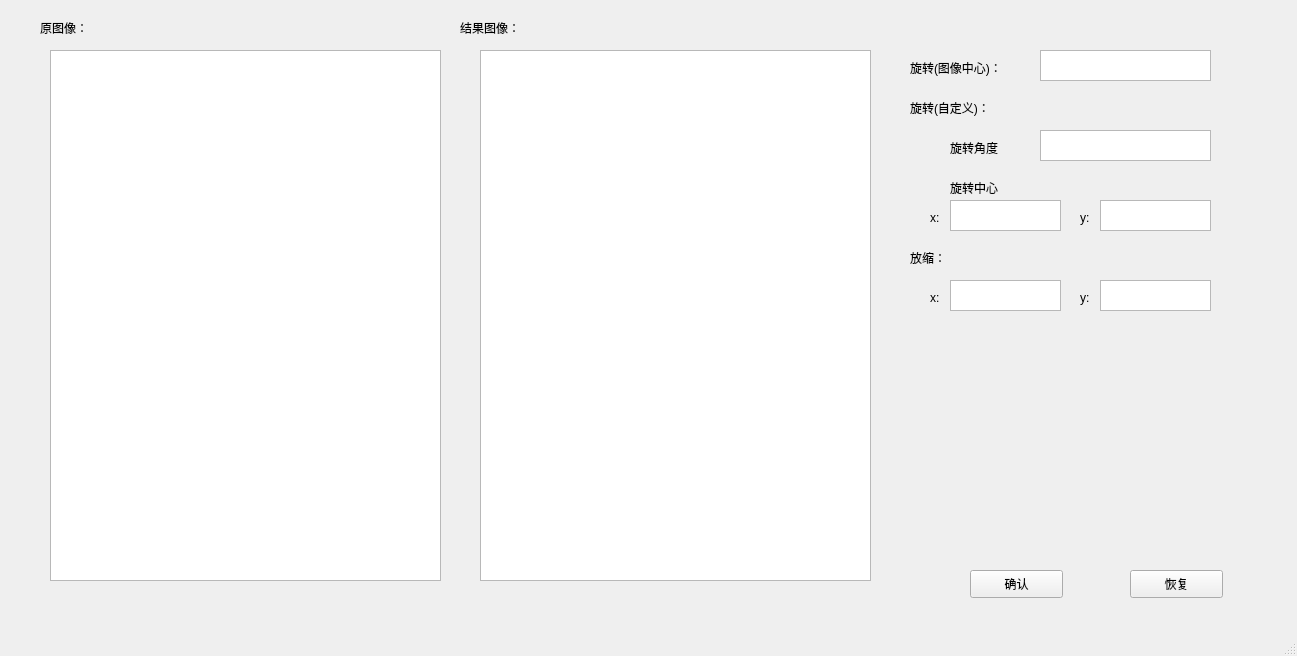
Before: the Qt Designer form imageprocessor/show_img.ui in Briareu/digital_pic_process, drawn with Qt 5.
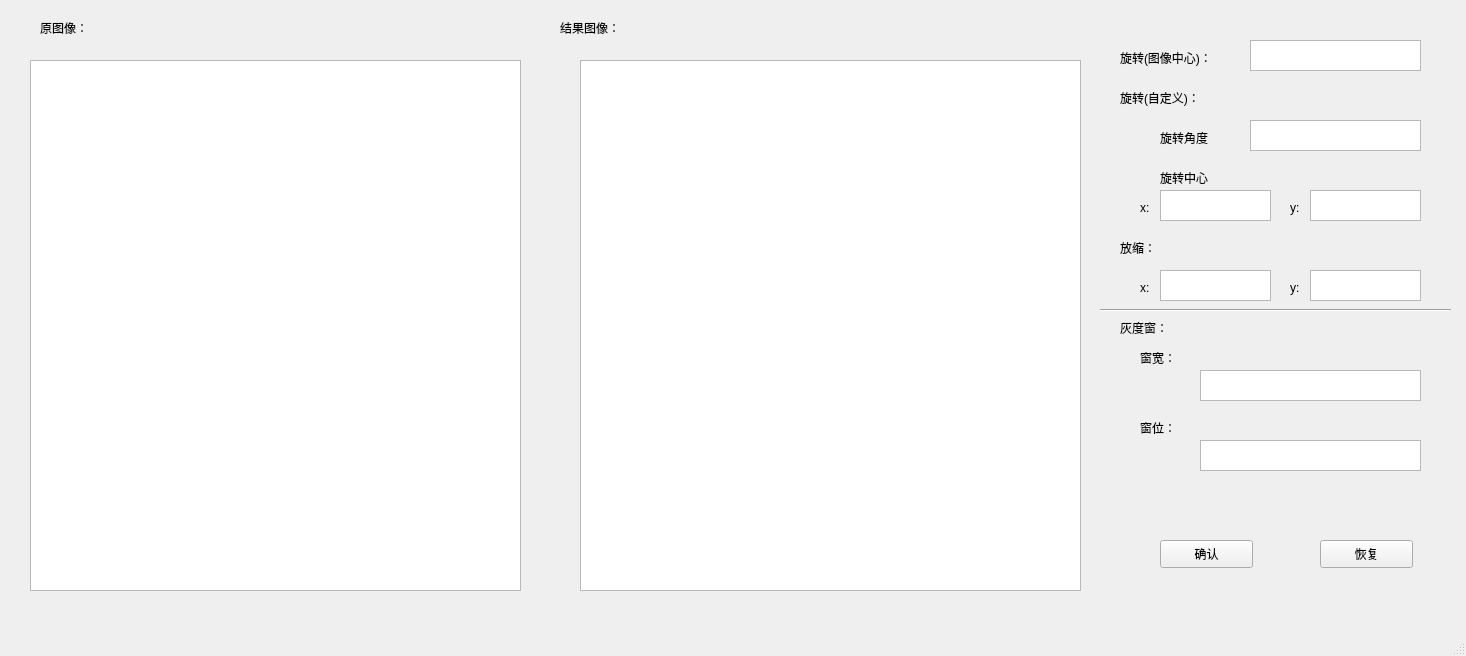
After: the same form once the commit is applied.

The edit to the form file:
```diff
--- a/imageprocessor/show_img.ui
+++ b/imageprocessor/show_img.ui
@@ -6,7 +6,7 @@
    <rect>
     <x>0</x>
     <y>0</y>
-    <width>1297</width>
+    <width>1466</width>
     <height>656</height>
    </rect>
   </property>
@@ -17,9 +17,9 @@
    <widget class="QGraphicsView" name="pic1">
     <property name="geometry">
      <rect>
-      <x>50</x>
-      <y>50</y>
-      <width>391</width>
+      <x>580</x>
+      <y>60</y>
+      <width>501</width>
       <height>531</height>
      </rect>
     </property>
@@ -27,9 +27,9 @@
    <widget class="QGraphicsView" name="pic2">
     <property name="geometry">
      <rect>
-      <x>480</x>
-      <y>50</y>
-      <width>391</width>
+      <x>30</x>
+      <y>60</y>
+      <width>491</width>
       <height>531</height>
      </rect>
     </property>
@@ -50,7 +50,7 @@
    <widget class="QLabel" name="label_2">
     <property name="geometry">
      <rect>
-      <x>460</x>
+      <x>560</x>
       <y>20</y>
       <width>81</width>
       <height>16</height>
@@ -63,8 +63,8 @@
    <widget class="QTextEdit" name="angle">
     <property name="geometry">
      <rect>
-      <x>1040</x>
-      <y>50</y>
+      <x>1250</x>
+      <y>40</y>
       <width>171</width>
       <height>31</height>
      </rect>
@@ -73,8 +73,8 @@
    <widget class="QLabel" name="label_3">
     <property name="geometry">
      <rect>
-      <x>910</x>
-      <y>60</y>
+      <x>1120</x>
+      <y>50</y>
       <width>121</width>
       <height>16</height>
      </rect>
@@ -86,8 +86,8 @@
    <widget class="QLabel" name="label_4">
     <property name="geometry">
      <rect>
-      <x>910</x>
-      <y>250</y>
+      <x>1120</x>
+      <y>240</y>
       <width>161</width>
       <height>16</height>
      </rect>
@@ -99,8 +99,8 @@
    <widget class="QLabel" name="label_5">
     <property name="geometry">
      <rect>
-      <x>930</x>
-      <y>290</y>
+      <x>1140</x>
+      <y>280</y>
       <width>72</width>
       <height>15</height>
      </rect>
@@ -112,8 +112,8 @@
    <widget class="QLabel" name="label_6">
     <property name="geometry">
      <rect>
-      <x>1080</x>
-      <y>290</y>
+      <x>1290</x>
+      <y>280</y>
       <width>72</width>
       <height>15</height>
      </rect>
@@ -125,8 +125,8 @@
    <widget class="QTextEdit" name="scale_x">
     <property name="geometry">
      <rect>
-      <x>950</x>
-      <y>280</y>
+      <x>1160</x>
+      <y>270</y>
       <width>111</width>
       <height>31</height>
      </rect>
@@ -135,8 +135,8 @@
    <widget class="QTextEdit" name="scale_y">
     <property name="geometry">
      <rect>
-      <x>1100</x>
-      <y>280</y>
+      <x>1310</x>
+      <y>270</y>
       <width>111</width>
       <height>31</height>
      </rect>
@@ -145,8 +145,8 @@
    <widget class="QLabel" name="label_11">
     <property name="geometry">
      <rect>
-      <x>950</x>
-      <y>180</y>
+      <x>1160</x>
+      <y>170</y>
       <width>72</width>
       <height>15</height>
      </rect>
@@ -158,8 +158,8 @@
    <widget class="QLabel" name="label_12">
     <property name="geometry">
      <rect>
-      <x>1080</x>
-      <y>210</y>
+      <x>1290</x>
+      <y>200</y>
       <width>72</width>
       <height>15</height>
      </rect>
@@ -171,8 +171,8 @@
    <widget class="QTextEdit" name="rotate_x">
     <property name="geometry">
      <rect>
-      <x>950</x>
-      <y>200</y>
+      <x>1160</x>
+      <y>190</y>
       <width>111</width>
       <height>31</height>
      </rect>
@@ -181,8 +181,8 @@
    <widget class="QLabel" name="label_13">
     <property name="geometry">
      <rect>
-      <x>930</x>
-      <y>210</y>
+      <x>1140</x>
+      <y>200</y>
       <width>72</width>
       <height>15</height>
      </rect>
@@ -194,8 +194,8 @@
    <widget class="QTextEdit" name="rotate_y">
     <property name="geometry">
      <rect>
-      <x>1100</x>
-      <y>200</y>
+      <x>1310</x>
+      <y>190</y>
       <width>111</width>
       <height>31</height>
      </rect>
@@ -204,8 +204,8 @@
    <widget class="QPushButton" name="pushButton">
     <property name="geometry">
      <rect>
-      <x>970</x>
-      <y>570</y>
+      <x>1160</x>
+      <y>540</y>
       <width>93</width>
       <height>28</height>
      </rect>
@@ -217,8 +217,8 @@
    <widget class="QLabel" name="label_14">
     <property name="geometry">
      <rect>
-      <x>910</x>
-      <y>100</y>
+      <x>1120</x>
+      <y>90</y>
       <width>121</width>
       <height>16</height>
      </rect>
@@ -230,8 +230,8 @@
    <widget class="QTextEdit" name="angle_2">
     <property name="geometry">
      <rect>
-      <x>1040</x>
-      <y>130</y>
+      <x>1250</x>
+      <y>120</y>
       <width>171</width>
       <height>31</height>
      </rect>
@@ -240,8 +240,8 @@
    <widget class="QLabel" name="label_15">
     <property name="geometry">
      <rect>
-      <x>950</x>
-      <y>140</y>
+      <x>1160</x>
+      <y>130</y>
       <width>72</width>
       <height>15</height>
      </rect>
@@ -253,8 +253,8 @@
    <widget class="QPushButton" name="pushButton_2">
     <property name="geometry">
      <rect>
-      <x>1130</x>
-      <y>570</y>
+      <x>1320</x>
+      <y>540</y>
       <width>93</width>
       <height>28</height>
      </rect>
@@ -263,6 +263,78 @@
      <string>恢复</string>
     </property>
    </widget>
+   <widget class="QLabel" name="label_7">
+    <property name="geometry">
+     <rect>
+      <x>1120</x>
+      <y>320</y>
+      <width>72</width>
+      <height>15</height>
+     </rect>
+    </property>
+    <property name="text">
+     <string>灰度窗：</string>
+    </property>
+   </widget>
+   <widget class="QLabel" name="label_8">
+    <property name="geometry">
+     <rect>
+      <x>1140</x>
+      <y>350</y>
+      <width>72</width>
+      <height>15</height>
+     </rect>
+    </property>
+    <property name="text">
+     <string>窗宽：</string>
+    </property>
+   </widget>
+   <widget class="QLabel" name="label_9">
+    <property name="geometry">
+     <rect>
+      <x>1140</x>
+      <y>420</y>
+      <width>72</width>
+      <height>15</height>
+     </rect>
+    </property>
+    <property name="text">
+     <string>窗位：</string>
+    </property>
+   </widget>
+   <widget class="QTextEdit" name="w_wid">
+    <property name="geometry">
+     <rect>
+      <x>1200</x>
+      <y>370</y>
+      <width>221</width>
+      <height>31</height>
+     </rect>
+    </property>
+   </widget>
+   <widget class="QTextEdit" name="w_loc">
+    <property name="geometry">
+     <rect>
+      <x>1200</x>
+      <y>440</y>
+      <width>221</width>
+      <height>31</height>
+     </rect>
+    </property>
+   </widget>
+   <widget class="Line" name="line">
+    <property name="geometry">
+     <rect>
+      <x>1100</x>
+      <y>300</y>
+      <width>351</width>
+      <height>20</height>
+     </rect>
+    </property>
+    <property name="orientation">
+     <enum>Qt::Horizontal</enum>
+    </property>
+   </widget>
   </widget>
   <widget class="QMenuBar" name="menubar">
    <property name="geometry">
```
Left out of the diff: 2 changed lines with no effect on the pictures.
